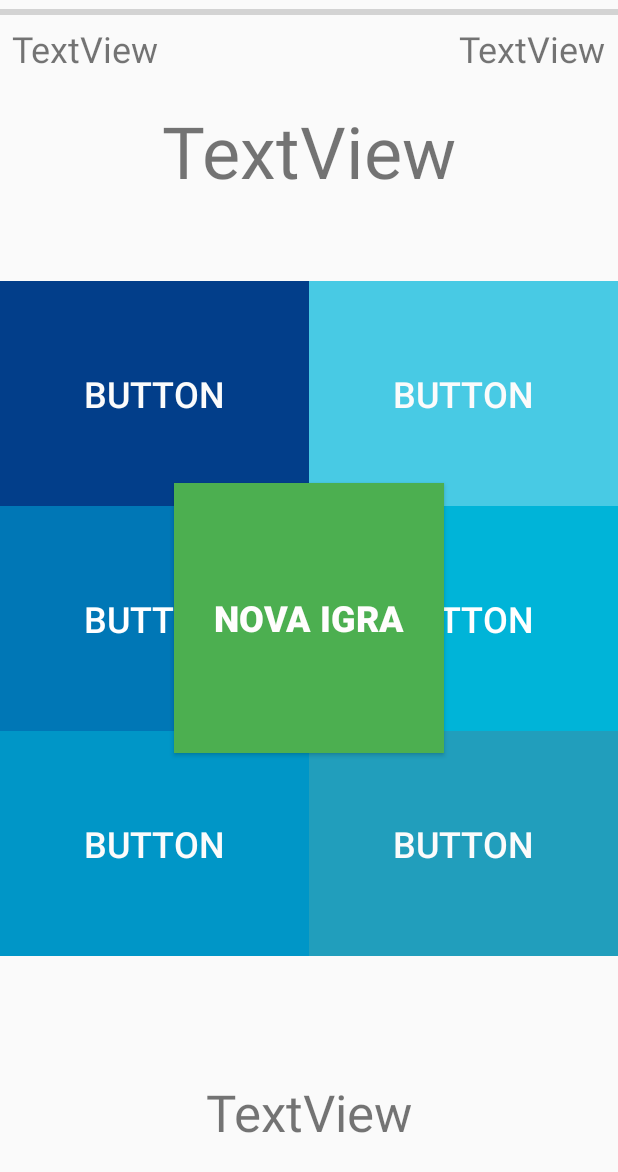
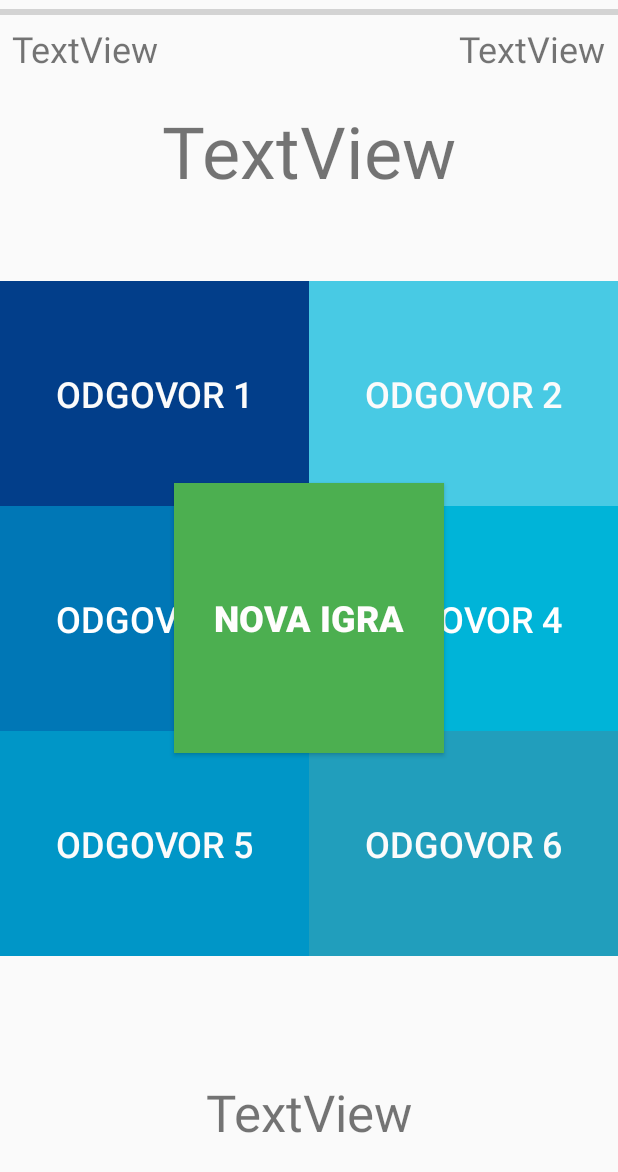
Before and after one commit to Andjelo12/Agilni_projekat, an Android app: the layout activity_medium.xml on its own in the app's theme, with its tools: preview values and no code run, on a phone screen of 412 x 824 dp. Shown: the top 1172 px of the screen. Run offline under Robolectric (Android 15) with nearby library versions, the light colour scheme and no system bars.

Commit message:
commit message

```diff
--- a/app/src/main/java/com/example/agilni_projekat/StartGame.java
+++ b/app/src/main/java/com/example/agilni_projekat/StartGame.java
@@ -207,7 +207,7 @@ public class StartGame extends AppCompatActivity {
                         startActivity(intent);
                         finish();
                     }
-                }, 2000);
+                }, 4000);
             }
         };
     }
--- a/app/src/main/res/layout/activity_medium.xml
+++ b/app/src/main/res/layout/activity_medium.xml
@@ -95,7 +95,7 @@
                 android:layout_weight="1"
                 android:height="150dp"
                 android:background="#023E8A"
-                android:text="Button"
+                android:text="odgovor 1"
                 android:textColor="#FBFBFB"
                 android:textSize="24sp" />
 
@@ -106,7 +106,7 @@
                 android:layout_weight="1"
                 android:height="150dp"
                 android:background="#48CAE4"
-                android:text="Button"
+                android:text="odgovor 2"
                 android:textColor="#FBFBFB"
                 android:textSize="24sp" />
 
@@ -123,7 +123,7 @@
                 android:layout_weight="1"
                 android:height="150dp"
                 android:background="#0077B6"
-                android:text="Button"
+                android:text="odgovor 3"
                 android:textColor="#FFFFFF"
                 android:textSize="24sp" />
 
@@ -134,7 +134,7 @@
                 android:layout_weight="1"
                 android:height="150dp"
                 android:background="#00B4D8"
-                android:text="Button"
+                android:text="odgovor 4"
                 android:textColor="#FFFFFF"
                 android:textSize="24sp" />
 
@@ -151,7 +151,7 @@
                 android:layout_weight="1"
                 android:height="150dp"
                 android:background="#0096C7"
-                android:text="Button"
+                android:text="odgovor 5"
                 android:textColor="#FBFBFB"
                 android:textSize="24sp" />
 
@@ -162,7 +162,7 @@
                 android:layout_weight="1"
                 android:height="150dp"
                 android:background="#219ebc"
-                android:text="Button"
+                android:text="odgovor 6"
                 android:textColor="#FBFBFB"
                 android:textSize="24sp" />
 
```
Also changed, not shown: app/src/main/res/layout/activity_easy.xml (+4 -4 lines).
